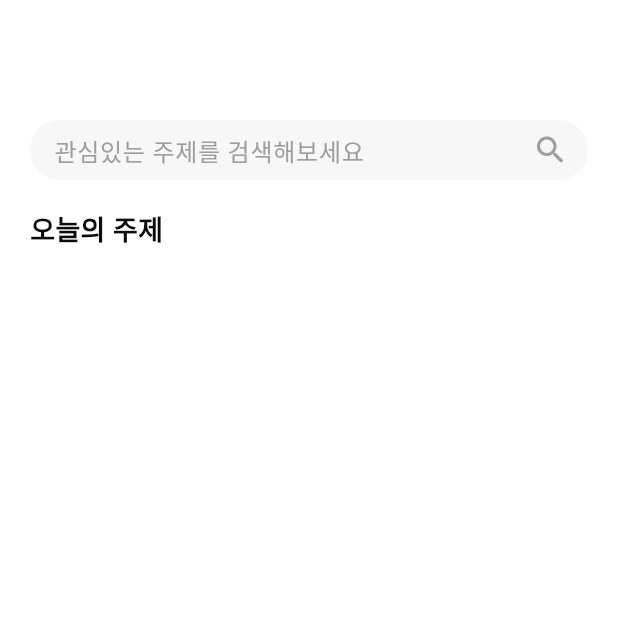
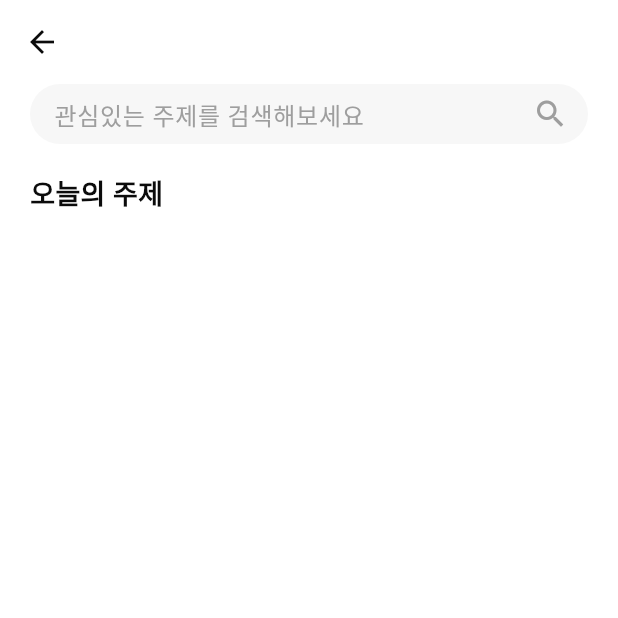
Before and after one commit to 5GHS/drawee, a Flutter app: the SubjectSearchPage screen opened directly, on a phone screen of 412 x 824 dp, the top half of it. Run offline on Flutter 3.47's test engine with Material 3 defaults, Android fonts, the phone set to English and light mode, and no system bars; our stand-ins replace cloud_firestore, firebase_auth, firebase_core, flutter_riverpod, flutter_svg, google_sign_in; missing offline and left inert: algoliasearch; accounts and stored records are empty; Roboto replaces fonts that are missing (Pretendard).

Commit message:
feat: 검색창에서 뒤로 가는 버튼을 넣기 위해 Appbar 추가

```diff
--- a/lib/presentation/ui/subject_search/subject_search_page.dart
+++ b/lib/presentation/ui/subject_search/subject_search_page.dart
@@ -25,7 +25,7 @@ class _SubjectSearchPageState extends State<SubjectSearchPage> {
     var subjectList = [];
 
     return Scaffold(
-      backgroundColor: AppColors.white,
+      appBar: AppBar(),
       body: Padding(
         padding: const EdgeInsets.symmetric(horizontal: 20),
         child: Consumer(
@@ -33,13 +33,9 @@ class _SubjectSearchPageState extends State<SubjectSearchPage> {
             final viewModel = ref.watch(subjectViewModelProvider.notifier);
             viewModel.build();
             final subjectsAsync = ref.watch(subjectViewModelProvider);
-
             return Column(
               crossAxisAlignment: CrossAxisAlignment.start,
               children: [
-                const SizedBox(
-                  height: 80,
-                ),
                 // 검색창
                 Center(
                   child: Container(
```
